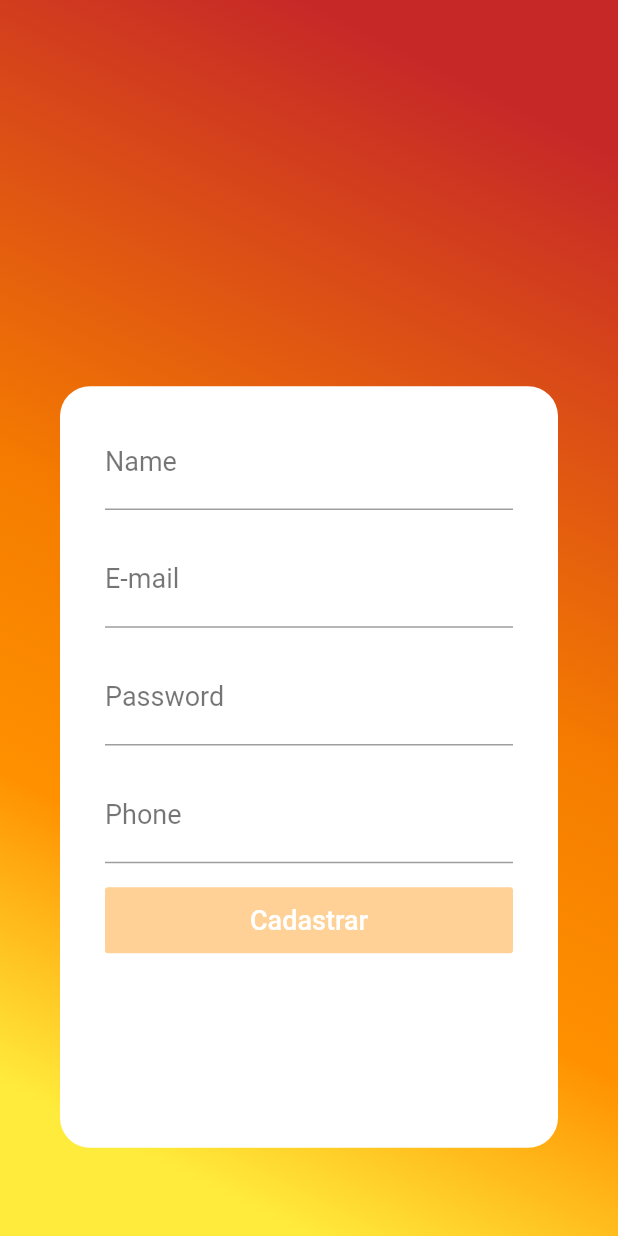
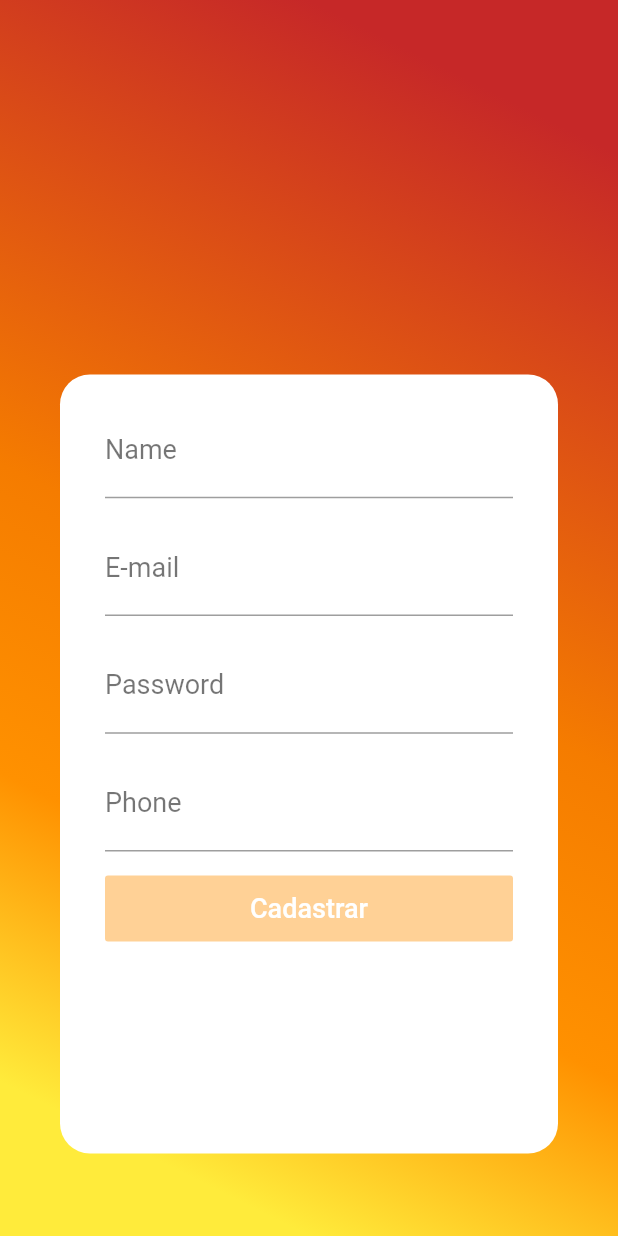
Before and after one commit to tytan001/tcc, a Flutter app: the screen it shows after launch, after a tap on "Cadastrar", on a phone screen of 412 x 824 dp. Run offline on Flutter 3.47's test engine with Material 2 defaults, Android fonts, the light colour scheme and no system bars; our stand-ins replace rxdart, shared_preferences; missing offline and left inert: bloc_pattern.

Commit message:
Melhorando Cadastro, organizando codigo e gerando apk com icone

```diff
--- a/lib/api.dart
+++ b/lib/api.dart
@@ -90,7 +90,6 @@ class Api {
       if (statusCode < 200 || statusCode > 400 || json == null) {
         throw new Exception("Error while fetching data");
       } else {
-//        return Cliente.fromJson(json.decode(response.body));
         return json.decode(response.body);
       }
     });
@@ -104,7 +103,6 @@ class Api {
       if (statusCode < 200 || statusCode > 400 || json == null) {
         throw new Exception("Error while fetching data");
       } else {
-//        return Cliente.fromJson(json.decode(response.body));
         return json.decode(response.body);
       }
     });
--- a/lib/pages/auth/sign_in_page.dart
+++ b/lib/pages/auth/sign_in_page.dart
@@ -92,14 +92,16 @@ class _SignInPageState extends State<SignInPage> {
                         child: Container(
                             margin: EdgeInsets.only(
                                 top: margeTop(),
-                              bottom: MediaQuery.of(context).viewInsets.bottom +
-                                  MediaQuery.of(context).size.height / 14),
+                                bottom: MediaQuery.of(context)
+                                        .viewInsets
+                                        .bottom +
+                                    MediaQuery.of(context).size.height / 15),
                             decoration: BoxDecoration(
                                 color: Colors.white,
                                 borderRadius:
                                     BorderRadius.all(Radius.circular(20))),
                             child: Container(
-                            margin: EdgeInsets.fromLTRB(15.0, 0.0, 15.0, 0.0),
+                              margin: EdgeInsets.symmetric(horizontal: 15.0),
                               child: ListView(
                                 children: <Widget>[
                                   InputField(
@@ -135,7 +137,8 @@ class _SignInPageState extends State<SignInPage> {
                                               ),
                                             ),
                                             textColor: Colors.white,
-                                          color: Theme.of(context).buttonColor,
+                                            color:
+                                                Theme.of(context).buttonColor,
                                             onPressed: snapshot.hasData
                                                 ? _loginBloc.submit
                                                 : null,
@@ -150,7 +153,8 @@ class _SignInPageState extends State<SignInPage> {
                                   ),
                                   OuDivider(),
                                   Row(
-                                  crossAxisAlignment: CrossAxisAlignment.center,
+                                    crossAxisAlignment:
+                                        CrossAxisAlignment.center,
                                     mainAxisAlignment: MainAxisAlignment.center,
                                     children: <Widget>[
                                       Text("Novo usuario ?"),
@@ -163,11 +167,13 @@ class _SignInPageState extends State<SignInPage> {
                                           onPressed: () {
 //                                Navigator.of(context).pushReplacement(
 //                                MaterialPageRoute(builder: (context)=>SignUpPage()));
-                                          widget._pageController.animateToPage(
+                                            widget._pageController
+                                                .animateToPage(
                                                     MainAuthPage.signUp,
-                                              duration:
-                                                  Duration(milliseconds: 500),
-                                              curve: Curves.fastOutSlowIn);
+                                                    duration: Duration(
+                                                        milliseconds: 500),
+                                                    curve:
+                                                        Curves.fastOutSlowIn);
                                           },
                                           child: Text(
                                             "Cadastrar",
@@ -184,13 +190,12 @@ class _SignInPageState extends State<SignInPage> {
                   ],
                 );
               }
-          }),
-    );
+            }));
   }
 
   double margeTop() {
     return (MediaQuery.of(context).viewInsets.vertical != 0)
         ? MediaQuery.of(context).viewInsets.vertical / 3
-        : MediaQuery.of(context).size.height / 2.2;
+        : MediaQuery.of(context).size.height / 2.3;
   }
 }
--- a/lib/pages/auth/sign_up_page.dart
+++ b/lib/pages/auth/sign_up_page.dart
@@ -2,6 +2,8 @@ import 'dart:async';
 
 import 'package:flutter/material.dart';
 import 'package:idrink/blocs/sign_up_bloc.dart';
+import 'package:idrink/pages/auth/main_auth_page.dart';
+import 'package:idrink/services/page_service.dart';
 import 'package:idrink/widgets/input_field.dart';
 
 class SignUpPage extends StatefulWidget {
@@ -18,13 +20,45 @@ class _SignUpPageState extends State<SignUpPage> {
   final _signUpBloc = SignUpBloc();
 
   @override
+  void initState() {
+    super.initState();
+
+    _signUpBloc.outState.listen((state) {
+      switch (state) {
+        case SignUpState.SUCCESS:
+          PageService.singIn(context);
+          break;
+        case SignUpState.FAIL:
+          showDialog(
+              context: context,
+              builder: (context) => AlertDialog(
+                    title: Text("Erro"),
+                    content: Text("Ocorreu algum erro ao cadastrar"),
+                  ));
+          break;
+        case SignUpState.LOADING:
+        case SignUpState.IDLE:
+      }
+    });
+  }
+
+  @override
   Widget build(BuildContext context) {
     return Scaffold(
         body: StreamBuilder<SignUpState>(
             stream: _signUpBloc.outState,
             builder: (context, snapshot) {
-        return Stack(
-          children: <Widget>[
+              if (snapshot.data == SignUpState.LOADING ||
+                  snapshot.data == SignUpState.SUCCESS) {
+                return Center(
+                  child: CircularProgressIndicator(
+                    valueColor: AlwaysStoppedAnimation(
+                      Theme.of(context).accentColor,
+                    ),
+                  ),
+                );
+              } else {
+                return Stack(children: <Widget>[
                   Container(
                     decoration: BoxDecoration(
                       // Box decoration takes a gradient
@@ -50,12 +84,13 @@ class _SignUpPageState extends State<SignUpPage> {
                           margin: EdgeInsets.only(
                               top: margeTop(),
                               bottom: MediaQuery.of(context).viewInsets.bottom +
-                        MediaQuery.of(context).size.height / 14),
+                                  MediaQuery.of(context).size.height / 15),
                           decoration: BoxDecoration(
                               color: Colors.white,
-                    borderRadius: BorderRadius.all(Radius.circular(20))),
+                              borderRadius:
+                                  BorderRadius.all(Radius.circular(20))),
                           child: Container(
-                  margin: EdgeInsets.fromLTRB(10.0, 0.0, 10.0, 0.0),
+                            margin: EdgeInsets.symmetric(horizontal: 10.0),
                             child: ListView(
                               padding: EdgeInsets.all(20.0),
                               children: <Widget>[
@@ -123,18 +158,15 @@ class _SignUpPageState extends State<SignUpPage> {
                                     })
                               ],
                             ),
-                ),
-              ),
-            )
-          ],
-        );
-      },
-    ));
+                          )))
+                ]);
+              }
+            }));
   }
 
   double margeTop() {
     return MediaQuery.of(context).viewInsets.vertical != 0
         ? MediaQuery.of(context).viewInsets.vertical / 10
-        : MediaQuery.of(context).size.height / 3.2;
+        : MediaQuery.of(context).size.height / 3.3;
   }
 }
--- a/lib/pages/main_nav_page.dart
+++ b/lib/pages/main_nav_page.dart
@@ -5,6 +5,7 @@ import 'package:flutter/material.dart';
 import 'package:idrink/blocs/stores_bloc.dart';
 import 'package:idrink/blocs/products_bloc.dart';
 import 'package:idrink/pages/home_page.dart';
+import 'package:idrink/pages/profile_page.dart';
 
 class MainNavPage extends StatefulWidget {
   static final int home = 0;
@@ -82,9 +83,7 @@ class _MainNavPageState extends State<MainNavPage> {
                 Container(
                   color: Colors.blue,
                 ),
-                Container(
-                  color: Colors.yellow,
-                ),
+                ProfilePage(),
               ],
             ),
           ),
--- a/lib/pages/produto_page.dart
+++ b/lib/pages/produto_page.dart
@@ -15,7 +15,7 @@ class ProductPage extends StatefulWidget {
 class _ProductPageState extends State<ProductPage> {
   @override
   Widget build(BuildContext context) {
-    final _productsBloc = BlocProvider.of<ProductsBloc>(context);
+//    final _productsBloc = BlocProvider.of<ProductsBloc>(context);
 
     return Scaffold(
       appBar: AppBar(
--- a/pubspec.yaml
+++ b/pubspec.yaml
@@ -29,6 +29,7 @@ dependencies:
   rxdart: ^0.20.0
   bloc_pattern: ^1.3.0
 
+  flutter_launcher_icons: ^0.7.3
   masked_text: 0.0.6
 
 
@@ -78,3 +79,8 @@ flutter:
   #
   # For details regarding fonts from package dependencies,
   # see https://flutter.dev/custom-fonts/#from-packages
+
+flutter_icons:
+  android: true
+  ios: true
+  image_path: "icons/idrink.jpg"
```
Also changed, not shown: lib/blocs/login_bloc.dart (+10 -9 lines), lib/blocs/sign_up_bloc.dart (+15 -6 lines), lib/pages/historic_page.dart (+13 -0 lines), lib/pages/profile_page.dart (+20 -1 lines), lib/services/client_service.dart (renamed from lib/services/cliente_service.dart, +4 -4 lines), lib/services/page_service.dart (+8 -9 lines), icons/idrink.jpg (added), lib/widgets/input_field.dart (indentation only), pubspec.lock, 21 other files. Lines whose indentation alone changed are shown as unchanged.
